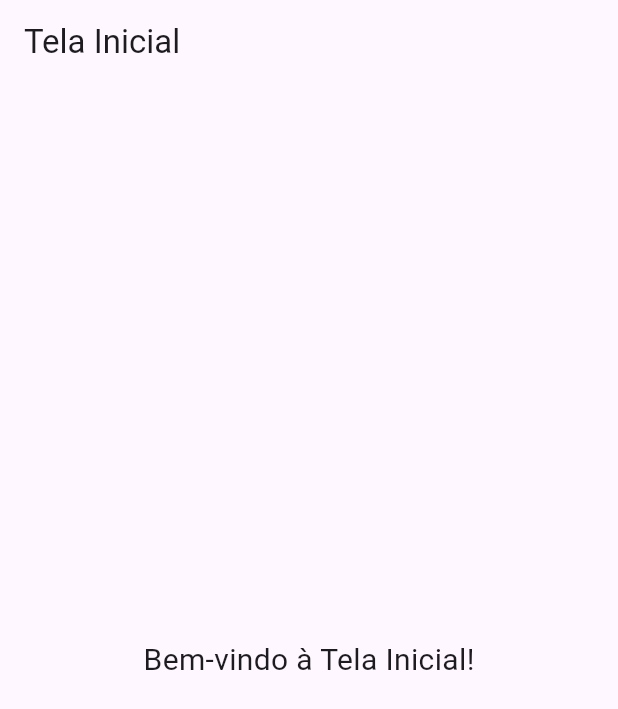
After one commit to JpP3dro/app_bunco, a Flutter app: the TelaInicial screen opened directly, on a phone screen of 412 x 824 dp. The commit adds this screen. Shown: the top 709 px of the screen. Run offline on Flutter 3.47's test engine with Material 3 defaults, Android fonts, the phone set to English and light mode, and no system bars.

Commit message:
Adicionando tela após o login

```diff
--- a/lib/ip.dart
+++ b/lib/ip.dart
@@ -1,3 +1,3 @@
 String obterIP() {
-  return "192.168.15.10";
+  return "192.168.15.4";
 }
--- /dev/null
+++ b/lib/screens/telainicial.dart
@@ -0,0 +1,25 @@
+import 'dart:convert';
+import 'package:flutter/material.dart';
+import '../ip.dart';
+import 'package:http/http.dart' as http;
+
+
+class TelaInicial extends StatelessWidget {
+  const TelaInicial({super.key});
+
+  @override
+  Widget build(BuildContext context) {
+    return Scaffold(
+      appBar: AppBar(
+        title: const Text("Tela Inicial"),
+        automaticallyImplyLeading: false, // Remove botão de voltar
+      ),
+      body: const Center(
+        child: Text(
+          "Bem-vindo à Tela Inicial!",
+          style: TextStyle(fontSize: 20),
+        ),
+      ),
+    );
+  }
+}
```
Also changed, not shown: lib/screens/cadastro.dart (+4 -4 lines), lib/screens/login.dart (+6 -1 lines).
